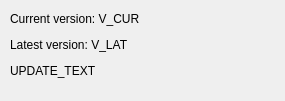
Before: the Qt Designer form src/gui_updates.ui in ThePi1/poe-gem-arbitrage, drawn with Qt 5.
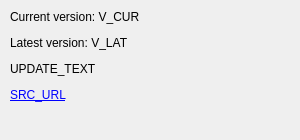
After: the same form once the commit is applied. Icons and pictures are not drawn.

The edit to the form file:
```diff
--- a/src/gui_updates.ui
+++ b/src/gui_updates.ui
@@ -6,10 +6,22 @@
    <rect>
     <x>0</x>
     <y>0</y>
-    <width>285</width>
-    <height>101</height>
+    <width>300</width>
+    <height>140</height>
    </rect>
   </property>
+  <property name="minimumSize">
+   <size>
+    <width>300</width>
+    <height>140</height>
+   </size>
+  </property>
+  <property name="maximumSize">
+   <size>
+    <width>300</width>
+    <height>140</height>
+   </size>
+  </property>
   <property name="windowTitle">
    <string>About</string>
   </property>
@@ -18,8 +30,8 @@
     <rect>
      <x>10</x>
      <y>10</y>
-     <width>261</width>
-     <height>71</height>
+     <width>280</width>
+     <height>120</height>
     </rect>
    </property>
    <property name="sizePolicy">
@@ -29,7 +41,19 @@
     </sizepolicy>
    </property>
    <property name="text">
-    <string>&lt;html&gt;&lt;head/&gt;&lt;body&gt;&lt;p&gt;Current version: V_CUR&lt;/p&gt;&lt;p&gt;Latest version: V_LAT&lt;/p&gt;&lt;p&gt;UPDATE_TEXT&lt;/p&gt;&lt;/body&gt;&lt;/html&gt;</string>
+    <string>&lt;html&gt;&lt;head/&gt;&lt;body&gt;&lt;p&gt;Current version: V_CUR&lt;/p&gt;&lt;p&gt;Latest version: V_LAT&lt;/p&gt;&lt;p&gt;UPDATE_TEXT&lt;/p&gt;&lt;a href=&quot;SRC_URL&quot;&gt;&lt;span style=&quot; text-decoration: underline; color:#0000ff;&quot;&gt;SRC_URL&lt;/span&gt;&lt;/a&gt;&lt;/body&gt;&lt;/html&gt;</string>
+   </property>
+   <property name="scaledContents">
+    <bool>false</bool>
+   </property>
+   <property name="alignment">
+    <set>Qt::AlignLeading|Qt::AlignLeft|Qt::AlignTop</set>
+   </property>
+   <property name="wordWrap">
+    <bool>true</bool>
+   </property>
+   <property name="openExternalLinks">
+    <bool>true</bool>
    </property>
   </widget>
  </widget>
```
Left out of the diff: 4 changed lines with no effect on the pictures.
